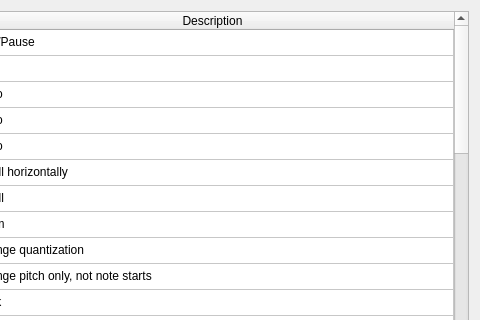
yuxshao/ptcollab, file src/editor/ShortcutsDialog.ui: the form before one commit; both pictures show x 88 to 568 and y 0 to 320 of the 568 by 433 pixel window.
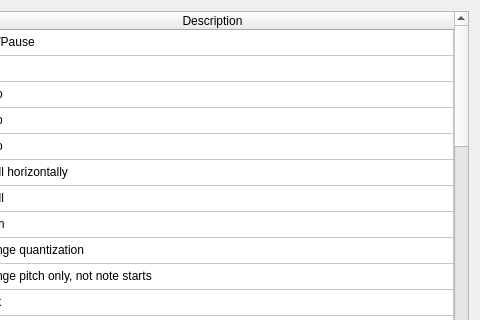
The form after the commit.

Commit message: ctrl+shift+v to paste at end of selection

Patch:
```diff
--- a/src/editor/ShortcutsDialog.ui
+++ b/src/editor/ShortcutsDialog.ui
@@ -220,6 +220,16 @@
        <string>New Row</string>
       </property>
      </row>
+     <row>
+      <property name="text">
+       <string>New Row</string>
+      </property>
+     </row>
+     <row>
+      <property name="text">
+       <string>New Row</string>
+      </property>
+     </row>
      <column>
       <property name="text">
        <string>Shortcut</string>
@@ -542,52 +552,72 @@
      </item>
      <item row="31" column="0">
       <property name="text">
-       <string>Ctrl+Shift+C</string>
+       <string>Ctrl+P</string>
       </property>
      </item>
      <item row="31" column="1">
       <property name="text">
-       <string>Toggle copy options dialog</string>
+       <string>Toggle preview with all units</string>
       </property>
      </item>
      <item row="32" column="0">
       <property name="text">
-       <string>Ctrl+Shift+(A/D)</string>
+       <string>Alt+(Shift)+(Left/Right)</string>
       </property>
      </item>
      <item row="32" column="1">
       <property name="text">
-       <string>(De)select all units</string>
+       <string>Tweak selection</string>
       </property>
      </item>
      <item row="33" column="0">
       <property name="text">
-       <string>Ctrl+P</string>
+       <string>(Shift)+N</string>
       </property>
      </item>
      <item row="33" column="1">
       <property name="text">
-       <string>Toggle preview with all units</string>
+       <string>New voice (unit)</string>
       </property>
      </item>
      <item row="34" column="0">
       <property name="text">
-       <string>Alt+(Shift)+(Left/Right)</string>
+       <string>Ctrl+Shift+(A/D)</string>
       </property>
      </item>
      <item row="34" column="1">
       <property name="text">
-       <string>Tweak selection</string>
+       <string>(De)select all units</string>
       </property>
      </item>
      <item row="35" column="0">
       <property name="text">
-       <string>(Shift)+N</string>
+       <string>Ctrl+C, Ctrl+V</string>
       </property>
      </item>
      <item row="35" column="1">
       <property name="text">
-       <string>New voice (unit)</string>
+       <string>Copy, paste (at selection start)</string>
+      </property>
+     </item>
+     <item row="36" column="0">
+      <property name="text">
+       <string>Ctrl+Shift+V</string>
+      </property>
+     </item>
+     <item row="36" column="1">
+      <property name="text">
+       <string>Paste at selection end</string>
+      </property>
+     </item>
+     <item row="37" column="0">
+      <property name="text">
+       <string>Ctrl+Shift+C</string>
+      </property>
+     </item>
+     <item row="37" column="1">
+      <property name="text">
+       <string>Toggle copy options dialog</string>
       </property>
      </item>
     </widget>
```
The commit also changes 4 other files.
